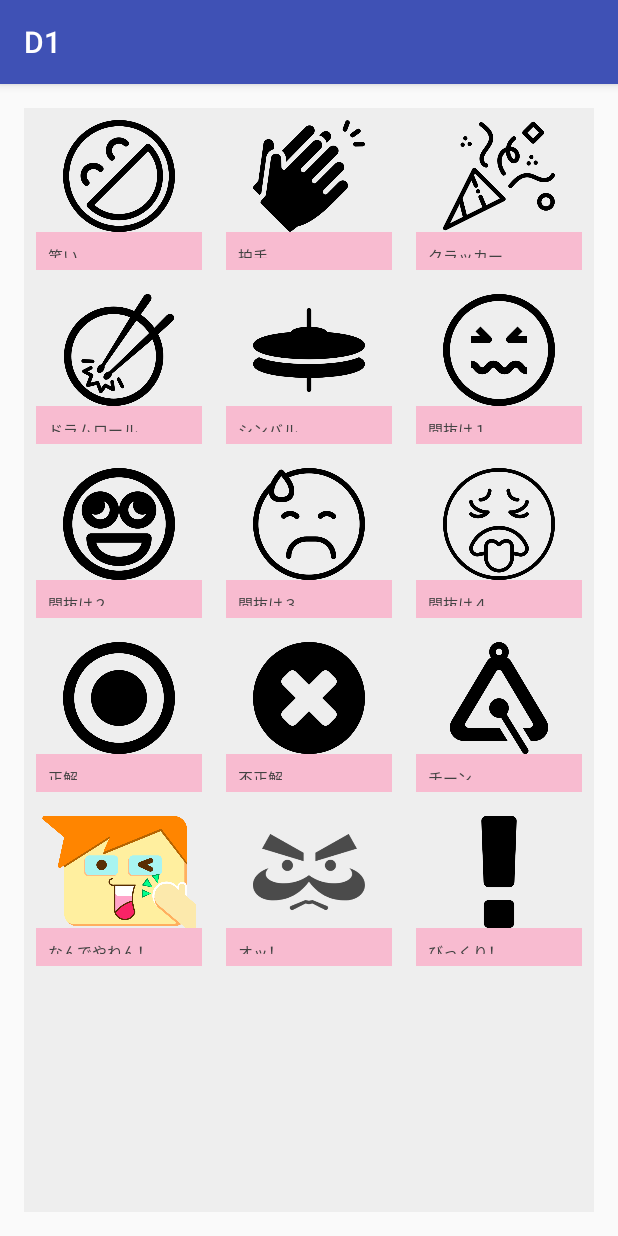
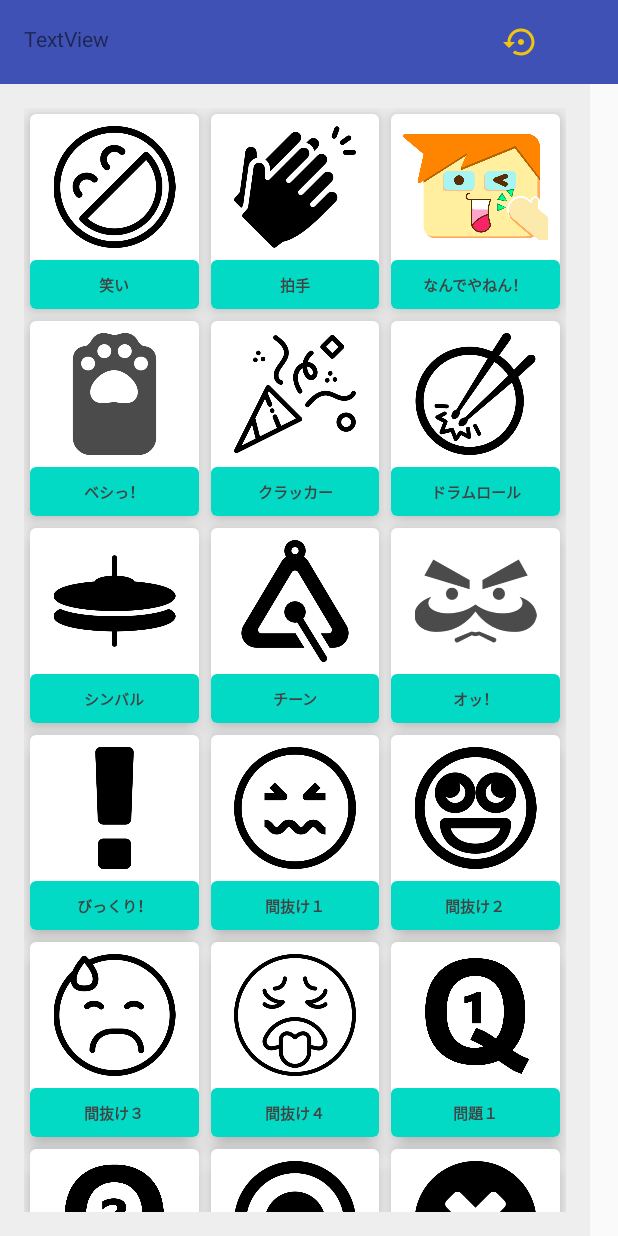
Before and after one commit to SusaHitomi/Noritukkomi, an Android app: the screen it shows after launch (MainActivity), on a phone screen of 412 x 824 dp. Run offline under Robolectric (Android 15) with nearby library versions, the phone set to English and light mode, and no system bars.

Commit message:
ツールバーにリセットボタン追加したい

```diff
--- a/app/src/main/java/com/kayosystem/honki/chapter02/d1/MainActivity.java
+++ b/app/src/main/java/com/kayosystem/honki/chapter02/d1/MainActivity.java
@@ -8,6 +8,8 @@ import android.support.v7.widget.LinearLayoutManager;
 import android.support.v7.widget.RecyclerView;
 import android.view.Menu;
 import android.view.MenuItem;
+import android.view.View;
+import android.widget.Button;
 
 import java.util.ArrayList;
 import java.util.Arrays;
@@ -16,21 +18,23 @@ import java.util.List;
 public class MainActivity extends AppCompatActivity {
 
     SharedPreferences pref;
-
+    List<Sound> sounds;
+    SingleRecyclerAdapter adapter;
+    RecyclerView recyclerView;
     @Override
     protected void onCreate(Bundle savedInstanceState) {
         super.onCreate(savedInstanceState);
         setContentView(R.layout.activity_main);
-        SingleRecyclerAdapter adapter;
 
-        RecyclerView recyclerView = (RecyclerView) findViewById(R.id.recyclerview);
+
+        recyclerView = (RecyclerView) findViewById(R.id.recyclerview);
         recyclerView.setHasFixedSize(true);
 
 //        recyclerView.setLayoutManager(new LinearLayoutManager(getApplicationContext()));
         recyclerView.setLayoutManager(new GridLayoutManager(getApplicationContext(), 3));
 
         pref = getSharedPreferences("表示・非表示の倉庫", MODE_PRIVATE);
-        final List<Sound> sounds = new ArrayList<>();
+        sounds = new ArrayList<>();
         Sound[] array = Sound.values();
         for (int i = 0; i < array.length; i++) {    //list.size()で全体を回す。
             Boolean isVisible = pref.getBoolean(array[i].label, true);
@@ -43,7 +47,13 @@ public class MainActivity extends AppCompatActivity {
         recyclerView.setAdapter(adapter);
         adapter.notifyDataSetChanged();
 
+    }
 
+    public void reset(View v) {
+        sounds=Arrays.asList(Sound.values());
+        adapter = new SingleRecyclerAdapter(getApplicationContext(), sounds);
+        recyclerView.setAdapter(adapter);
+        adapter.notifyDataSetChanged();
     }
 
 }
--- a/app/src/main/java/com/kayosystem/honki/chapter02/d1/SingleRecyclerAdapter.java
+++ b/app/src/main/java/com/kayosystem/honki/chapter02/d1/SingleRecyclerAdapter.java
@@ -30,6 +30,8 @@ public class SingleRecyclerAdapter extends RecyclerView.Adapter {
     public SingleRecyclerAdapter(final Context context, final List<Sound> itemList) {
         mContext = context;
         mItemList = itemList;
+
+        mSoundPool = new SoundPool(5, AudioManager.STREAM_MUSIC, 0);
     }
 
     @Override
@@ -57,16 +59,15 @@ public class SingleRecyclerAdapter extends RecyclerView.Adapter {
         linearLayout.setOnClickListener(new View.OnClickListener() {
             @Override
             public void onClick(View v) {
-                mSoundPool = new SoundPool(mItemList.get(position).raw, AudioManager.STREAM_MUSIC, 0);
                 mSoundId = mSoundPool.load(mContext, mItemList.get(position).raw, 0);
                 mSoundPool.setOnLoadCompleteListener(new SoundPool.OnLoadCompleteListener() {
                     @Override
                     public void onLoadComplete(SoundPool soundPool, int sampleId, int status) {
-                        mSoundPool.play(mSoundId, 1.0f, 1.0f, 0, 0, 1.0f);
-                        mSoundPool.release();
+                        mSoundPool.play(mSoundId, 1.0f, 1.0f, 0, 0, 1.0f); //playにreleaseすぐ来てるから流れない！
+                        //mSoundPool.release();
+                        //mSoundPool = null;
                     }
                 });
-
             }
         });
         linearLayout.setOnLongClickListener(new View.OnLongClickListener() {
@@ -88,10 +89,8 @@ public class SingleRecyclerAdapter extends RecyclerView.Adapter {
 
     @Override
     public int getItemCount() {
+
         return mItemList.size();
     }
     //表示するリストの行数を返却するメソッドです。
-
-
-
 }
--- a/app/src/main/java/com/kayosystem/honki/chapter02/d1/Sound.java
+++ b/app/src/main/java/com/kayosystem/honki/chapter02/d1/Sound.java
@@ -7,21 +7,24 @@ import android.media.SoundPool;
 public enum Sound {    // enumは決まった組み合わせをそのままセットにするもの
     Laugh("笑い", R.drawable.laugh,R.raw.laugh),    //new Sound("笑い", R.drawable.idea);
     Clap("拍手", R.drawable.clap, R.raw.cheer),
+    Vaudeville("なんでやねん！",R.drawable.nannde,R.raw.nandeyanen),
+    Cat("ベシっ！",R.drawable.cat,R.raw.bisi),
     Cracker("クラッカー", R.drawable.cracker, R.raw.cheer),
     Drum("ドラムロール", R.drawable.drum, R.raw.roll),
     Cymbal("シンバル", R.drawable.cymbal, R.raw.roll_finish1),
+    Bing("チーン",R.drawable.triangle,R.raw.tin1),
+    Man("オッ！",R.drawable.man,R.raw.man),
+    Exclamation("びっくり！", R.drawable.exclamation, R.raw.betoben),
 
     Stupid1("間抜け１",R.drawable.sick,R.raw.stupid1),
     Stupid2("間抜け２", R.drawable.dumb, R.raw.stupid2),
     Stupid3("間抜け３",R.drawable.sad,R.raw.stupid3),
     Stupid4("間抜け４",R.drawable.feelings,R.raw.stupid4),
+    Question1("問題１",R.drawable.question1,R.raw.question1),
+    Question2("問題2",R.drawable.question2,R.raw.question2),
     Correct("正解",R.drawable.circle,R.raw.correct),
-    Incorrect("不正解",R.drawable.wrong,R.raw.correctno),
+    Incorrect("不正解",R.drawable.wrong,R.raw.correctno);
 
-    Bing("チーン",R.drawable.triangle,R.raw.tin1),
-    Vaudeville("なんでやねん！",R.drawable.nannde,R.raw.nandeyanen),
-    Man("オッ！",R.drawable.man,R.raw.man),
-    Exclamation("びっくり！", R.drawable.exclamation, R.raw.betoben);
 
 
     String label;
--- /dev/null
+++ b/app/src/main/res/animator/lift_on_touch.xml
@@ -0,0 +1,15 @@
+<?xml version="1.0" encoding="utf-8"?>
+<selector xmlns:android="http://schemas.android.com/apk/res/android">
+    <item>
+        <objectAnimator
+            android:duration="@android:integer/config_shortAnimTime"
+            android:propertyName="translationZ"
+            android:valueTo="8dp" />
+    </item>
+    <item>
+        <objectAnimator
+            android:duration="@android:integer/config_shortAnimTime"
+            android:propertyName="translationZ"
+            android:valueTo="0dp" /><!-- default -->
+    </item>
+</selector>
--- /dev/null
+++ b/app/src/main/res/drawable/ic_settings_backup_restore_black_24dp.xml
@@ -0,0 +1,5 @@
+<vector android:height="24dp" android:tint="#F1C40F"
+    android:viewportHeight="24.0" android:viewportWidth="24.0"
+    android:width="24dp" xmlns:android="http://schemas.android.com/apk/res/android">
+    <path android:fillColor="#FF000000" android:pathData="M14,12c0,-1.1 -0.9,-2 -2,-2s-2,0.9 -2,2 0.9,2 2,2 2,-0.9 2,-2zM12,3c-4.97,0 -9,4.03 -9,9L0,12l4,4 4,-4L5,12c0,-3.87 3.13,-7 7,-7s7,3.13 7,7 -3.13,7 -7,7c-1.51,0 -2.91,-0.49 -4.06,-1.3l-1.42,1.44C8.04,20.3 9.94,21 12,21c4.97,0 9,-4.03 9,-9s-4.03,-9 -9,-9z"/>
+</vector>
--- /dev/null
+++ b/app/src/main/res/drawable/radius.xml
@@ -0,0 +1,16 @@
+<?xml version="1.0" encoding="utf-8"?>
+<selector xmlns:android="http://schemas.android.com/apk/res/android">
+    <item android:state_pressed="true">
+            <shape android:shape="rectangle">
+                <solid android:color="#eeeeee" />
+                <corners android:radius="4dp" />
+            </shape>
+    </item>
+    <item>
+    <shape android:shape="rectangle">
+        <solid android:color="#ffffff" />
+        <corners android:radius="4dp" />
+    </shape>
+    </item>
+
+</selector>
--- /dev/null
+++ b/app/src/main/res/drawable/radiusr.xml
@@ -0,0 +1,9 @@
+<?xml version="1.0" encoding="utf-8"?>
+<selector xmlns:android="http://schemas.android.com/apk/res/android">
+    <item>
+        <shape android:shape="rectangle">
+            <solid android:color="#03DAC6" />
+            <corners android:radius="4dp" />
+        </shape>
+    </item>
+</selector>
--- a/app/src/main/res/layout/activity_main.xml
+++ b/app/src/main/res/layout/activity_main.xml
@@ -6,20 +6,60 @@
     android:layout_height="match_parent"
     tools:context=".MainActivity">
 
-    <RelativeLayout xmlns:tools="http://schemas.android.com/tools"
-        android:layout_width="match_parent"
+    <LinearLayout xmlns:tools="http://schemas.android.com/tools"
+        android:layout_width="0dp"
         android:layout_height="match_parent"
-        android:padding="16dp">
-    ">
+
+        android:orientation="vertical"
+        app:layout_constraintBottom_toBottomOf="parent"
+        app:layout_constraintEnd_toEndOf="parent"
+        app:layout_constraintStart_toStartOf="parent"
+        app:layout_constraintTop_toTopOf="parent">
+
+        <android.support.v7.widget.Toolbar
+            android:id="@+id/toolbar"
+            android:layout_width="match_parent"
+            android:layout_height="wrap_content"
+            android:background="?attr/colorPrimary"
+            android:minHeight="?attr/actionBarSize"
+            android:theme="?attr/actionBarTheme">
+
+            <LinearLayout
+                android:layout_width="match_parent"
+                android:layout_height="wrap_content">
+
+                <TextView
+                    android:id="@+id/textView2"
+                    android:layout_width="wrap_content"
+                    android:layout_height="wrap_content"
+                    android:layout_weight="1"
+                    android:text="TextView" />
+
+                <Space
+                    android:layout_width="wrap_content"
+                    android:layout_height="wrap_content"
+                    android:layout_weight="1" />
+
+                <ImageButton
+                    android:id="@+id/imageButton"
+                    android:layout_width="wrap_content"
+                    android:layout_height="wrap_content"
+                    android:layout_weight="1"
+                    android:background="@null"
+                    android:onClick="reset"
+                    app:srcCompat="@drawable/ic_settings_backup_restore_black_24dp" />
+            </LinearLayout>
+        </android.support.v7.widget.Toolbar>
 
         <android.support.v7.widget.RecyclerView xmlns:android="http://schemas.android.com/apk/res/android"
             xmlns:tools="http://schemas.android.com/tools"
             android:id="@+id/recyclerview"
-            android:layout_width="match_parent"
+            android:layout_width="393dp"
             android:layout_height="match_parent"
             android:background="#EEEEEE"
+            android:padding="16dp"
             android:scrollbars="vertical"
             tools:context=".MainActivity" />
-    </RelativeLayout>
+    </LinearLayout>
 
 </android.support.constraint.ConstraintLayout>
--- a/app/src/main/res/layout/item.xml
+++ b/app/src/main/res/layout/item.xml
@@ -1,18 +1,22 @@
 <?xml version="1.0" encoding="utf-8"?>
 <LinearLayout xmlns:android="http://schemas.android.com/apk/res/android"
     xmlns:app="http://schemas.android.com/apk/res-auto"
+    xmlns:tools="http://schemas.android.com/tools"
     android:id="@+id/linearLayout"
     android:layout_width="match_parent"
-    android:layout_height="100dp"
-    android:layout_margin="8dp"
-    android:onClick="onClick"
-    android:orientation="vertical">
+    android:layout_height="130dp"
+    android:layout_margin="4dp"
+    android:background="@drawable/radius"
+    android:stateListAnimator="@animator/lift_on_touch"
+    android:orientation="vertical"
+    >
 
     <ImageView
         android:id="@+id/imageView"
         android:layout_width="match_parent"
         android:layout_height="0dp"
         android:layout_weight="3"
+        android:padding="8dp"
         app:srcCompat="@drawable/idea" />
 
     <TextView
@@ -20,9 +24,10 @@
         android:layout_width="match_parent"
         android:layout_height="0dp"
         android:layout_weight="1"
-        android:background="#F8BBD0"
-        android:gravity="center_vertical"
+        android:background="@drawable/radiusr"
+        android:gravity="center"
         android:padding="8dp"
         android:textColor="#424242"
-        android:textSize="10sp" />
+        android:textSize="10sp"
+        android:textStyle="bold" />
 </LinearLayout>
--- a/app/src/main/res/values/styles.xml
+++ b/app/src/main/res/values/styles.xml
@@ -1,7 +1,7 @@
 <resources>
 
     <!-- Base application theme. -->
-    <style name="AppTheme" parent="Theme.AppCompat.Light.DarkActionBar">
+    <style name="AppTheme" parent="Theme.AppCompat.Light.NoActionBar">
         <!-- Customize your theme here. -->
         <item name="colorPrimary">@color/colorPrimary</item>
         <item name="colorPrimaryDark">@color/colorPrimaryDark</item>
```
Also changed, not shown: app/src/main/res/drawable/cat.png (added), app/src/main/res/drawable/question1.png (added), app/src/main/res/drawable/question2.png (added), 10 other files.
